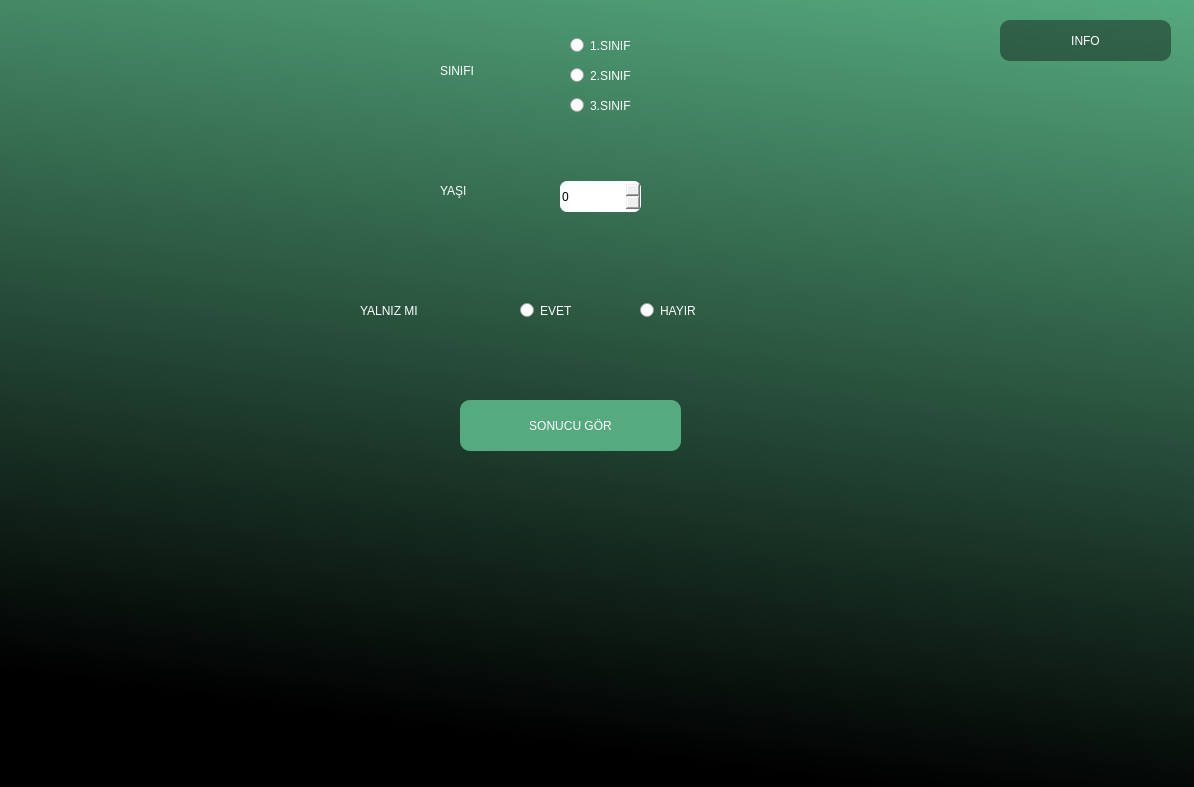
This is app.ui in bugraozdmr/titanic-dead-or-alive-prediction-pyqt5 as Qt 5 draws it before an edit. The edited form follows.
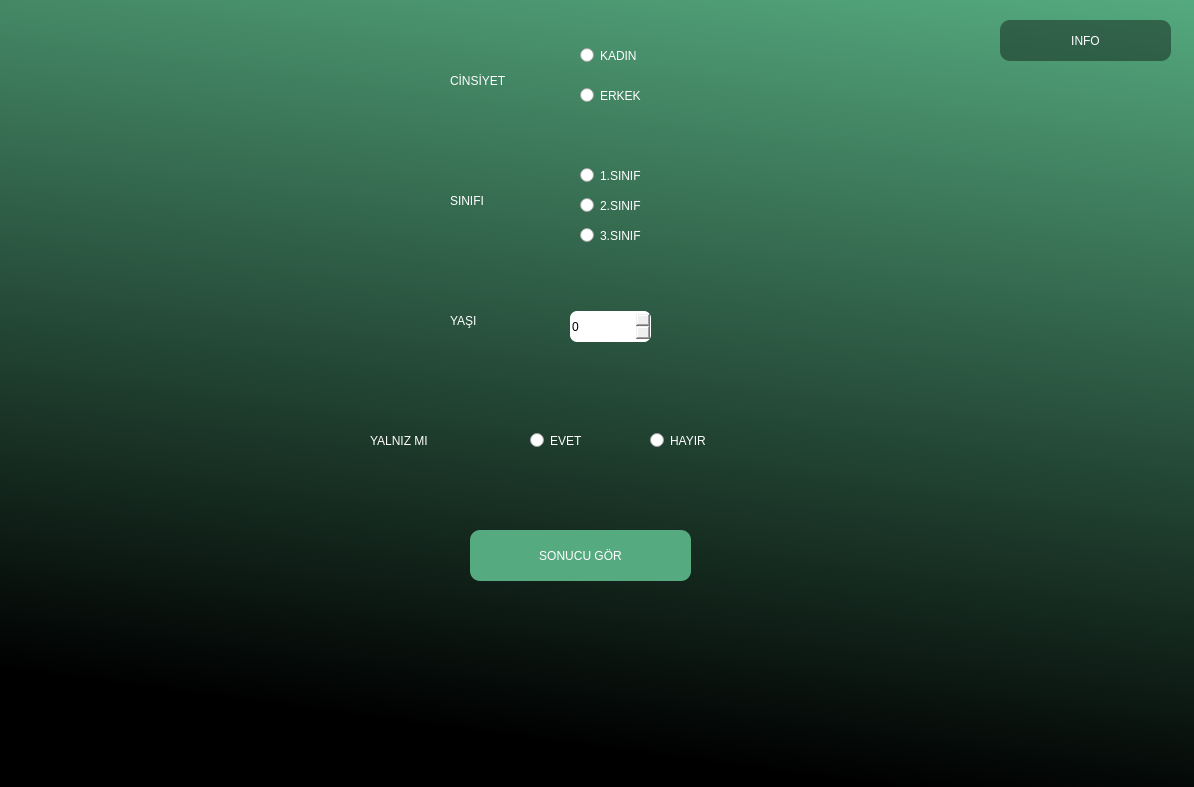
This is the edited form.

What changed in the file:
```diff
--- a/app.ui
+++ b/app.ui
@@ -27,11 +27,48 @@
 background-color:qlineargradient(spread:pad, x1:0.795776, y1:1, x2:1, y2:0, stop:0 rgba(0, 0, 0, 255), stop:1 rgba(85, 170, 127, 255));
 }</string>
    </property>
+   <widget class="QPushButton" name="open_extra_window_button">
+    <property name="geometry">
+     <rect>
+      <x>1000</x>
+      <y>20</y>
+      <width>171</width>
+      <height>41</height>
+     </rect>
+    </property>
+    <property name="styleSheet">
+     <string notr="true">font: 22pt &quot;MS Sans Serif&quot;;
+color:rgb(255, 255, 255);
+border-radius:10px;
+background-color:rgba(0,0,0,100);
+border-color: #ff0000;</string>
+    </property>
+    <property name="text">
+     <string>INFO</string>
+    </property>
+   </widget>
+   <widget class="QRadioButton" name="radioButton_5">
+    <property name="geometry">
+     <rect>
+      <x>580</x>
+      <y>220</y>
+      <width>111</width>
+      <height>31</height>
+     </rect>
+    </property>
+    <property name="styleSheet">
+     <string notr="true">font: 18pt &quot;MS Shell Dlg 2&quot;;
+color:rgb(255, 255, 255)</string>
+    </property>
+    <property name="text">
+     <string>3.SINIF</string>
+    </property>
+   </widget>
    <widget class="QPushButton" name="pushButton">
     <property name="geometry">
      <rect>
-      <x>460</x>
-      <y>400</y>
+      <x>470</x>
+      <y>530</y>
       <width>221</width>
       <height>51</height>
      </rect>
@@ -46,65 +83,11 @@
      <string>SONUCU GÖR</string>
     </property>
    </widget>
-   <widget class="QLabel" name="label">
-    <property name="geometry">
-     <rect>
-      <x>440</x>
-      <y>170</y>
-      <width>131</width>
-      <height>41</height>
-     </rect>
-    </property>
-    <property name="styleSheet">
-     <string notr="true">font: 18pt &quot;MS Shell Dlg 2&quot;;
-color:rgb(255, 255, 255)</string>
-    </property>
-    <property name="text">
-     <string>YAŞI</string>
-    </property>
-   </widget>
-   <widget class="QLabel" name="label_2">
-    <property name="enabled">
-     <bool>true</bool>
-    </property>
-    <property name="geometry">
-     <rect>
-      <x>360</x>
-      <y>290</y>
-      <width>131</width>
-      <height>41</height>
-     </rect>
-    </property>
-    <property name="styleSheet">
-     <string notr="true">font: 18pt &quot;MS Shell Dlg 2&quot;;
-color:rgb(255, 255, 255)</string>
-    </property>
-    <property name="text">
-     <string>YALNIZ MI</string>
-    </property>
-   </widget>
-   <widget class="QLabel" name="label_3">
-    <property name="geometry">
-     <rect>
-      <x>440</x>
-      <y>50</y>
-      <width>131</width>
-      <height>41</height>
-     </rect>
-    </property>
-    <property name="styleSheet">
-     <string notr="true">font: 18pt &quot;MS Shell Dlg 2&quot;;
-color:rgb(255, 255, 255)</string>
-    </property>
-    <property name="text">
-     <string>SINIFI</string>
-    </property>
-   </widget>
    <widget class="QLabel" name="label_4">
     <property name="geometry">
      <rect>
-      <x>460</x>
-      <y>500</y>
+      <x>470</x>
+      <y>630</y>
       <width>571</width>
       <height>41</height>
      </rect>
@@ -120,8 +103,8 @@
    <widget class="QRadioButton" name="radioButton">
     <property name="geometry">
      <rect>
-      <x>520</x>
-      <y>295</y>
+      <x>530</x>
+      <y>425</y>
       <width>82</width>
       <height>31</height>
      </rect>
@@ -134,11 +117,65 @@
      <string>EVET</string>
     </property>
    </widget>
+   <widget class="QLabel" name="label_2">
+    <property name="enabled">
+     <bool>true</bool>
+    </property>
+    <property name="geometry">
+     <rect>
+      <x>370</x>
+      <y>420</y>
+      <width>131</width>
+      <height>41</height>
+     </rect>
+    </property>
+    <property name="styleSheet">
+     <string notr="true">font: 18pt &quot;MS Shell Dlg 2&quot;;
+color:rgb(255, 255, 255)</string>
+    </property>
+    <property name="text">
+     <string>YALNIZ MI</string>
+    </property>
+   </widget>
+   <widget class="QLabel" name="label_3">
+    <property name="geometry">
+     <rect>
+      <x>450</x>
+      <y>180</y>
+      <width>131</width>
+      <height>41</height>
+     </rect>
+    </property>
+    <property name="styleSheet">
+     <string notr="true">font: 18pt &quot;MS Shell Dlg 2&quot;;
+color:rgb(255, 255, 255)</string>
+    </property>
+    <property name="text">
+     <string>SINIFI</string>
+    </property>
+   </widget>
+   <widget class="QLabel" name="label">
+    <property name="geometry">
+     <rect>
+      <x>450</x>
+      <y>300</y>
+      <width>131</width>
+      <height>41</height>
+     </rect>
+    </property>
+    <property name="styleSheet">
+     <string notr="true">font: 18pt &quot;MS Shell Dlg 2&quot;;
+color:rgb(255, 255, 255)</string>
+    </property>
+    <property name="text">
+     <string>YAŞI</string>
+    </property>
+   </widget>
    <widget class="QRadioButton" name="radioButton_2">
     <property name="geometry">
      <rect>
-      <x>640</x>
-      <y>295</y>
+      <x>650</x>
+      <y>425</y>
       <width>101</width>
       <height>31</height>
      </rect>
@@ -151,11 +188,28 @@
      <string>HAYIR</string>
     </property>
    </widget>
+   <widget class="QRadioButton" name="radioButton_4">
+    <property name="geometry">
+     <rect>
+      <x>580</x>
+      <y>190</y>
+      <width>111</width>
+      <height>31</height>
+     </rect>
+    </property>
+    <property name="styleSheet">
+     <string notr="true">font: 18pt &quot;MS Shell Dlg 2&quot;;
+color:rgb(255, 255, 255)</string>
+    </property>
+    <property name="text">
+     <string>2.SINIF</string>
+    </property>
+   </widget>
    <widget class="QSpinBox" name="spinBox_2">
     <property name="geometry">
      <rect>
-      <x>560</x>
-      <y>181</y>
+      <x>570</x>
+      <y>311</y>
       <width>81</width>
       <height>31</height>
      </rect>
@@ -168,8 +222,8 @@
    <widget class="QRadioButton" name="radioButton_3">
     <property name="geometry">
      <rect>
-      <x>570</x>
-      <y>30</y>
+      <x>580</x>
+      <y>160</y>
       <width>121</width>
       <height>31</height>
      </rect>
@@ -182,58 +236,55 @@
      <string>1.SINIF</string>
     </property>
    </widget>
-   <widget class="QRadioButton" name="radioButton_4">
+   <widget class="QLabel" name="label_5">
     <property name="geometry">
      <rect>
-      <x>570</x>
+      <x>450</x>
       <y>60</y>
-      <width>111</width>
-      <height>31</height>
-     </rect>
-    </property>
-    <property name="styleSheet">
-     <string notr="true">font: 18pt &quot;MS Shell Dlg 2&quot;;
-color:rgb(255, 255, 255)</string>
-    </property>
-    <property name="text">
-     <string>2.SINIF</string>
-    </property>
-   </widget>
-   <widget class="QRadioButton" name="radioButton_5">
-    <property name="geometry">
-     <rect>
-      <x>570</x>
-      <y>90</y>
-      <width>111</width>
-      <height>31</height>
-     </rect>
-    </property>
-    <property name="styleSheet">
-     <string notr="true">font: 18pt &quot;MS Shell Dlg 2&quot;;
-color:rgb(255, 255, 255)</string>
-    </property>
-    <property name="text">
-     <string>3.SINIF</string>
-    </property>
-   </widget>
-   <widget class="QPushButton" name="open_extra_window_button">
-    <property name="geometry">
-     <rect>
-      <x>1000</x>
-      <y>20</y>
-      <width>171</width>
+      <width>131</width>
       <height>41</height>
      </rect>
     </property>
     <property name="styleSheet">
-     <string notr="true">font: 22pt &quot;MS Sans Serif&quot;;
-color:rgb(255, 255, 255);
-border-radius:10px;
-background-color:rgba(0,0,0,100);
-border-color: #ff0000;</string>
+     <string notr="true">font: 18pt &quot;MS Shell Dlg 2&quot;;
+color:rgb(255, 255, 255)</string>
     </property>
     <property name="text">
-     <string>INFO</string>
+     <string>CİNSİYET</string>
+    </property>
+   </widget>
+   <widget class="QRadioButton" name="radioButton_6">
+    <property name="geometry">
+     <rect>
+      <x>580</x>
+      <y>40</y>
+      <width>121</width>
+      <height>31</height>
+     </rect>
+    </property>
+    <property name="styleSheet">
+     <string notr="true">font: 18pt &quot;MS Shell Dlg 2&quot;;
+color:rgb(255, 255, 255)</string>
+    </property>
+    <property name="text">
+     <string>KADIN</string>
+    </property>
+   </widget>
+   <widget class="QRadioButton" name="radioButton_7">
+    <property name="geometry">
+     <rect>
+      <x>580</x>
+      <y>80</y>
+      <width>121</width>
+      <height>31</height>
+     </rect>
+    </property>
+    <property name="styleSheet">
+     <string notr="true">font: 18pt &quot;MS Shell Dlg 2&quot;;
+color:rgb(255, 255, 255)</string>
+    </property>
+    <property name="text">
+     <string>ERKEK</string>
     </property>
    </widget>
   </widget>
```
